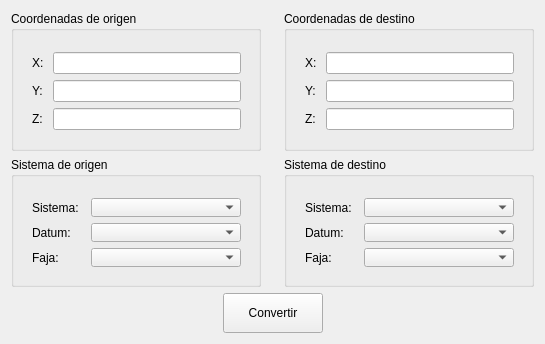
Before: the Qt Designer form OnePoint.ui in joaconigro/QCalc, drawn with Qt 5.
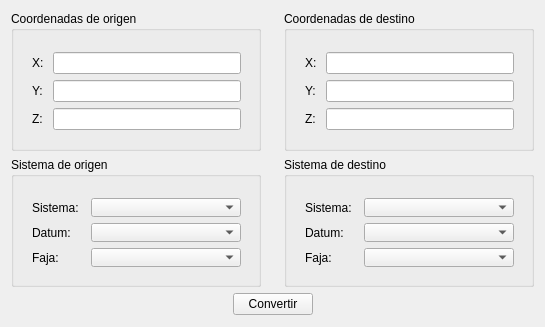
After: the same form once the commit is applied.

Patch:
```diff
--- a/OnePoint.ui
+++ b/OnePoint.ui
@@ -7,7 +7,7 @@
     <x>0</x>
     <y>0</y>
     <width>545</width>
-    <height>344</height>
+    <height>327</height>
    </rect>
   </property>
   <layout class="QVBoxLayout" name="verticalLayout">
@@ -377,24 +377,6 @@
      </item>
      <item>
       <widget class="QPushButton" name="convertButton">
-       <property name="sizePolicy">
-        <sizepolicy hsizetype="Fixed" vsizetype="Fixed">
-         <horstretch>0</horstretch>
-         <verstretch>0</verstretch>
-        </sizepolicy>
-       </property>
-       <property name="minimumSize">
-        <size>
-         <width>100</width>
-         <height>40</height>
-        </size>
-       </property>
-       <property name="maximumSize">
-        <size>
-         <width>100</width>
-         <height>40</height>
-        </size>
-       </property>
        <property name="text">
         <string>Convertir</string>
        </property>
```
